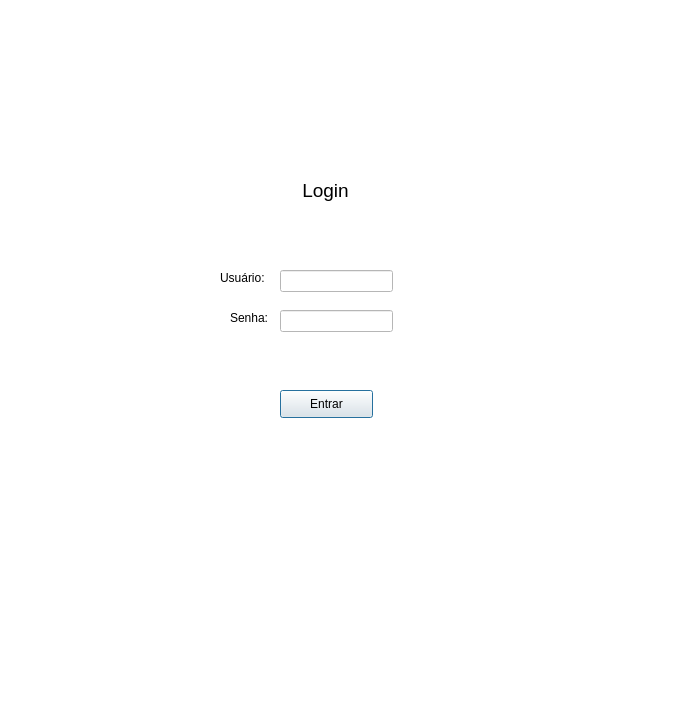
Before: the Qt Designer form src/interfaces/telas/Tela_Login.ui in PedroSmaxY/hardware-store, drawn with Qt 5.
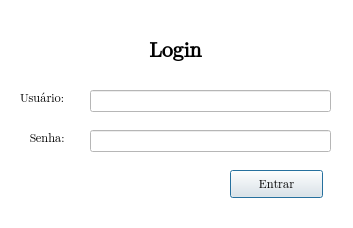
After: the same form once the commit is applied.

Commit message: Simplificando o gráfico da tela de login

Patch:
```diff
--- a/src/interfaces/telas/Tela_Login.ui
+++ b/src/interfaces/telas/Tela_Login.ui
@@ -6,8 +6,8 @@
    <rect>
     <x>0</x>
     <y>0</y>
-    <width>698</width>
-    <height>722</height>
+    <width>353</width>
+    <height>228</height>
    </rect>
   </property>
   <property name="palette">
@@ -74,15 +74,20 @@
     </disabled>
    </palette>
   </property>
+  <property name="font">
+   <font>
+    <family>Twitter Color Emoji</family>
+   </font>
+  </property>
   <property name="windowTitle">
    <string>Login</string>
   </property>
   <widget class="QLineEdit" name="lineEdit">
    <property name="geometry">
     <rect>
-     <x>280</x>
-     <y>270</y>
-     <width>113</width>
+     <x>90</x>
+     <y>90</y>
+     <width>241</width>
      <height>22</height>
     </rect>
    </property>
@@ -93,14 +98,15 @@
   <widget class="QLineEdit" name="lineEdit_2">
    <property name="geometry">
     <rect>
-     <x>280</x>
-     <y>310</y>
-     <width>113</width>
+     <x>90</x>
+     <y>130</y>
+     <width>241</width>
      <height>22</height>
     </rect>
    </property>
    <property name="font">
     <font>
+     <family>Twitter Color Emoji</family>
      <strikeout>false</strikeout>
     </font>
    </property>
@@ -111,8 +117,8 @@
   <widget class="QLabel" name="label">
    <property name="geometry">
     <rect>
-     <x>220</x>
-     <y>270</y>
+     <x>20</x>
+     <y>90</y>
      <width>55</width>
      <height>16</height>
     </rect>
@@ -124,8 +130,8 @@
   <widget class="QLabel" name="label_2">
    <property name="geometry">
     <rect>
-     <x>230</x>
-     <y>310</y>
+     <x>30</x>
+     <y>130</y>
      <width>55</width>
      <height>16</height>
     </rect>
@@ -137,8 +143,8 @@
   <widget class="QPushButton" name="pushButton">
    <property name="geometry">
     <rect>
-     <x>280</x>
-     <y>390</y>
+     <x>230</x>
+     <y>170</y>
      <width>93</width>
      <height>28</height>
     </rect>
@@ -150,15 +156,17 @@
   <widget class="QLabel" name="label_3">
    <property name="geometry">
     <rect>
-     <x>270</x>
-     <y>170</y>
-     <width>111</width>
+     <x>0</x>
+     <y>30</y>
+     <width>351</width>
      <height>41</height>
     </rect>
    </property>
    <property name="font">
     <font>
-     <pointsize>14</pointsize>
+     <family>Twitter Color Emoji</family>
+     <pointsize>16</pointsize>
+     <bold>true</bold>
     </font>
    </property>
    <property name="layoutDirection">
```
Left out of the diff: 6 changed lines with no effect on the pictures.
